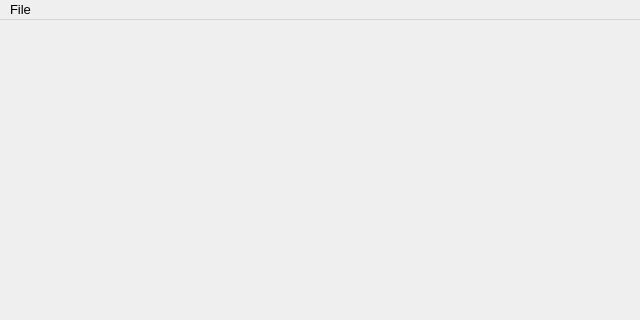
neelmewada/CrystalEngine, file Editor/Source/CrystalEditor/Private/Editor/CrystalEditor/CrystalEditorWindow.ui: the form before one commit; both pictures show x 0 to 640 and y 0 to 320 of the 640 by 480 pixel window.
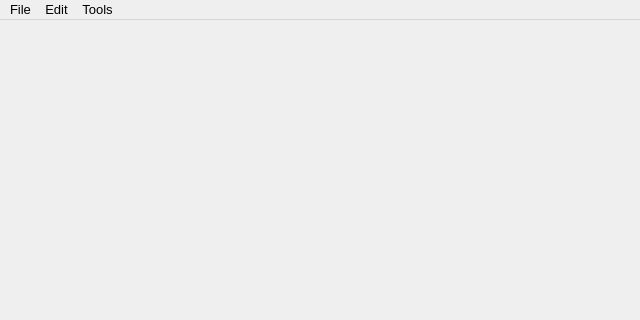
The form after the commit.

What changed in the file:
```diff
--- a/Editor/Source/CrystalEditor/Private/Editor/CrystalEditor/CrystalEditorWindow.ui
+++ b/Editor/Source/CrystalEditor/Private/Editor/CrystalEditor/CrystalEditorWindow.ui
@@ -43,7 +43,20 @@
     <addaction name="actionOpen"/>
     <addaction name="actionExit"/>
    </widget>
+   <widget class="QMenu" name="menuEdit">
+    <property name="title">
+     <string>Edit</string>
+    </property>
+   </widget>
+   <widget class="QMenu" name="menuTools">
+    <property name="title">
+     <string>Tools</string>
+    </property>
+    <addaction name="actionAssetImporter"/>
+   </widget>
    <addaction name="menuFile"/>
+   <addaction name="menuEdit"/>
+   <addaction name="menuTools"/>
   </widget>
   <action name="actionExit">
    <property name="text">
```
Left out of the diff: 5 changed lines with no effect on the pictures.
